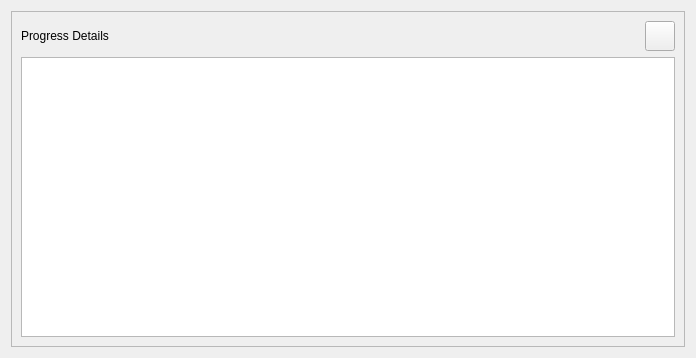
This is resources/progress_widget.ui in shotgunsoftware/tk-multi-publish2 as Qt 5 draws it before an edit. The edited form follows.
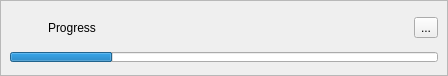
This is the edited form. Icons and pictures are not drawn.

The edit to the form file:
```diff
--- a/resources/progress_widget.ui
+++ b/resources/progress_widget.ui
@@ -6,16 +6,22 @@
    <rect>
     <x>0</x>
     <y>0</y>
-    <width>696</width>
-    <height>358</height>
+    <width>448</width>
+    <height>76</height>
    </rect>
   </property>
   <property name="windowTitle">
    <string>Form</string>
   </property>
-  <layout class="QVBoxLayout" name="verticalLayout">
+  <layout class="QHBoxLayout" name="horizontalLayout">
+   <property name="spacing">
+    <number>0</number>
+   </property>
+   <property name="margin">
+    <number>0</number>
+   </property>
    <item>
-    <widget class="QFrame" name="progress_frame">
+    <widget class="QFrame" name="frame">
      <property name="frameShape">
       <enum>QFrame::StyledPanel</enum>
      </property>
@@ -24,26 +30,19 @@
      </property>
      <layout class="QVBoxLayout" name="verticalLayout_2">
       <item>
-       <layout class="QHBoxLayout" name="horizontalLayout">
+       <layout class="QHBoxLayout" name="horizontalLayout_8">
         <item>
-         <widget class="QLabel" name="progress_label">
-          <property name="text">
-           <string>Progress Details</string>
-          </property>
-         </widget>
-        </item>
-        <item>
-         <widget class="QToolButton" name="close">
+         <widget class="QLabel" name="status_icon">
           <property name="minimumSize">
            <size>
-            <width>30</width>
-            <height>30</height>
+            <width>32</width>
+            <height>32</height>
            </size>
           </property>
           <property name="maximumSize">
            <size>
-            <width>30</width>
-            <height>30</height>
+            <width>32</width>
+            <height>32</height>
            </size>
           </property>
           <property name="text">
@@ -53,26 +52,41 @@
            <iconset resource="resources.qrc">
             <normaloff>:/tk_multi_publish2/cross.png</normaloff>:/tk_multi_publish2/cross.png</iconset>
           </property>
-          <property name="iconSize">
-           <size>
-            <width>30</width>
-            <height>30</height>
-           </size>
+          <property name="scaledContents">
+           <bool>true</bool>
+          </property>
+         </widget>
+        </item>
+        <item>
+         <widget class="QLabel" name="message">
+          <property name="text">
+           <string>Progress</string>
+          </property>
+         </widget>
+        </item>
+        <item>
+         <widget class="QToolButton" name="details_toggle">
+          <property name="text">
+           <string>...</string>
           </property>
          </widget>
         </item>
        </layout>
       </item>
       <item>
-       <widget class="QTreeWidget" name="log_tree">
-        <attribute name="headerVisible">
+       <widget class="QProgressBar" name="progress_bar">
+        <property name="maximumSize">
+         <size>
+          <width>16777215</width>
+          <height>10</height>
+         </size>
+        </property>
+        <property name="value">
+         <number>24</number>
+        </property>
+        <property name="textVisible">
          <bool>false</bool>
-        </attribute>
-        <column>
-         <property name="text">
-          <string notr="true">1</string>
-         </property>
-        </column>
+        </property>
        </widget>
       </item>
      </layout>
```
Left out of the diff: 7 changed lines with no effect on the pictures.
